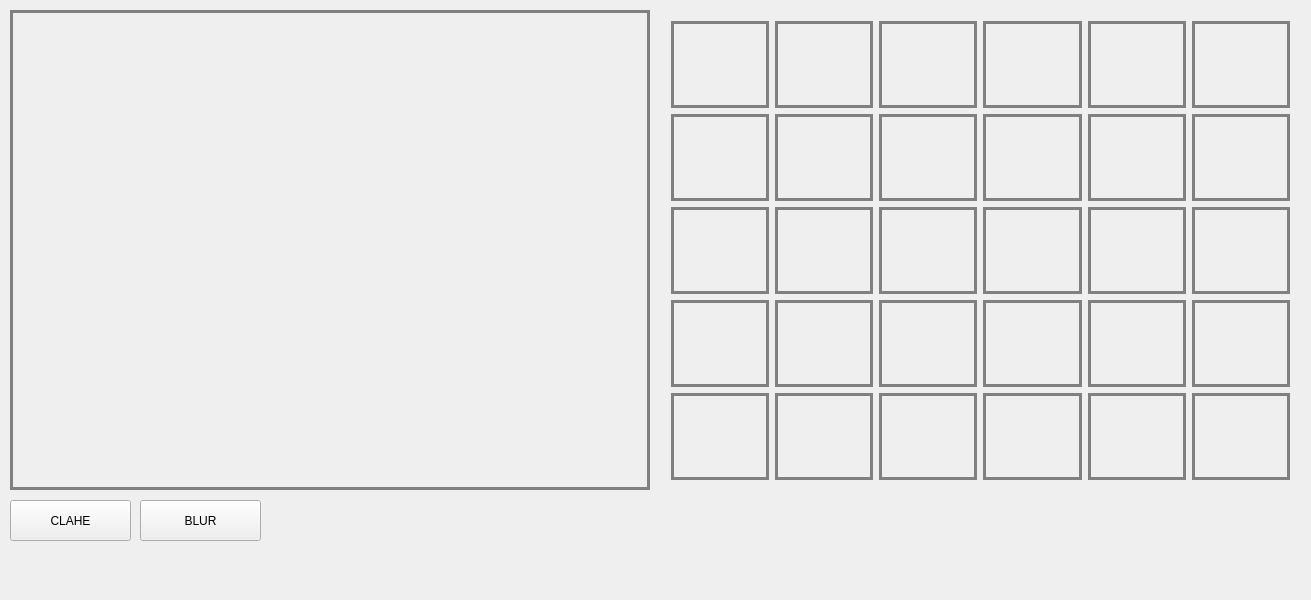
First picture: the form in COMPUTER_VISION/COMPUTER_VISION.ui, repository goobncl/COMPUTER_VISION, before the edit.
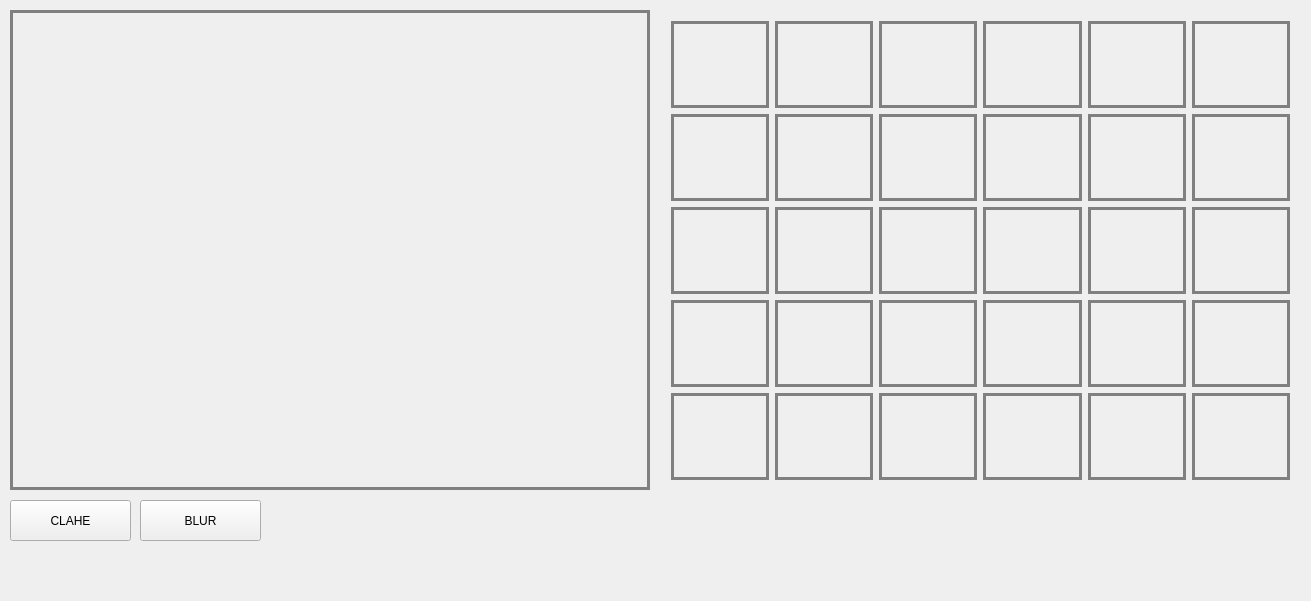
Second picture: the form after the edit.

Commit message: 메모리 누수 방지

```diff
--- a/COMPUTER_VISION/COMPUTER_VISION.ui
+++ b/COMPUTER_VISION/COMPUTER_VISION.ui
@@ -7,7 +7,7 @@
     <x>0</x>
     <y>0</y>
     <width>1311</width>
-    <height>600</height>
+    <height>601</height>
    </rect>
   </property>
   <property name="sizePolicy">
```
Left out of the diff: 58 changed lines with no effect on the pictures. The commit also changes 1 other file.
